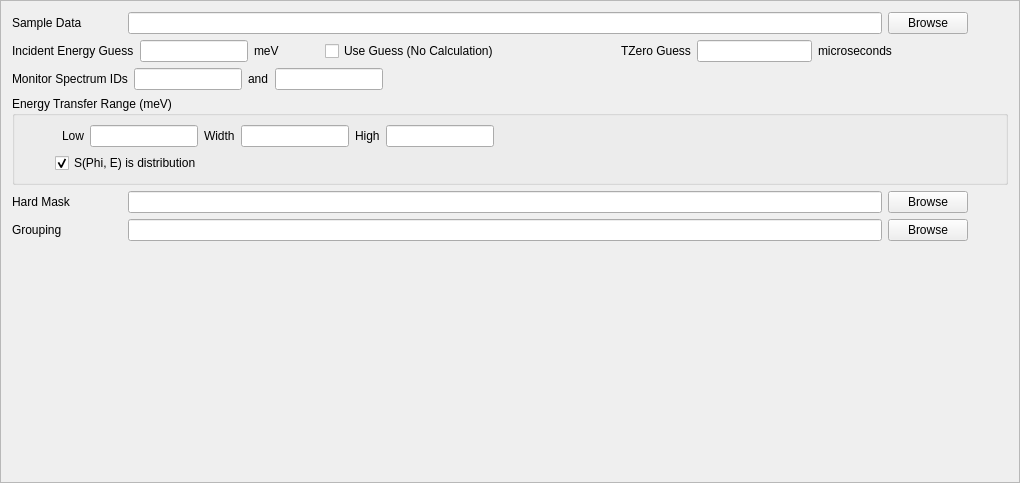
Qt form Code/Mantid/scripts/Interface/ui/inelastic/dgs_sample_setup.ui (mantidproject/mantid) before a commit.
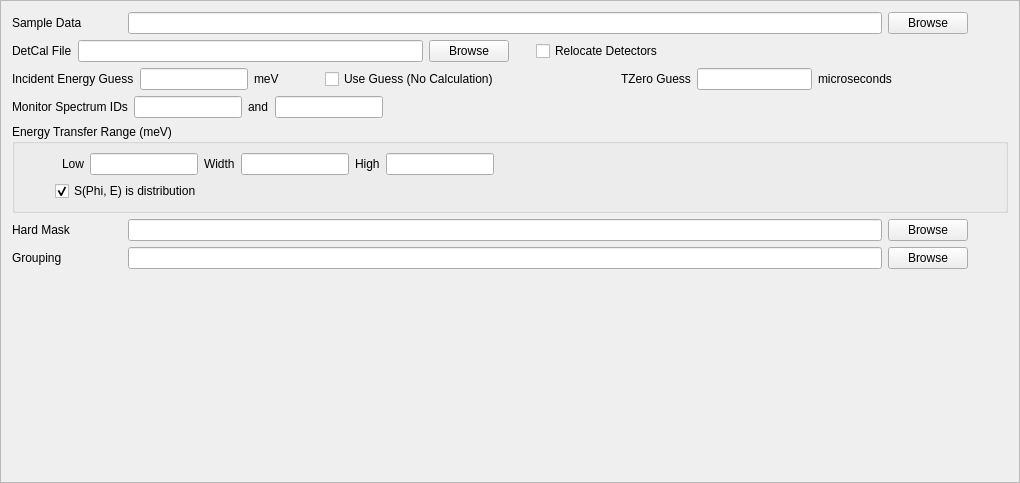
The same form after that commit.

Commit message: Refs #5454. Wiring up detcal file stuff.

Patch:
```diff
--- a/Code/Mantid/scripts/Interface/ui/inelastic/dgs_sample_setup.ui
+++ b/Code/Mantid/scripts/Interface/ui/inelastic/dgs_sample_setup.ui
@@ -63,6 +63,60 @@
      </item>
     </layout>
    </item>
+   <item>
+    <layout class="QHBoxLayout" name="horizontalLayout_8">
+     <item>
+      <widget class="QLabel" name="detcal_label">
+       <property name="text">
+        <string>DetCal File</string>
+       </property>
+      </widget>
+     </item>
+     <item>
+      <widget class="QLineEdit" name="detcal_edit"/>
+     </item>
+     <item>
+      <widget class="QPushButton" name="detcal_browse">
+       <property name="text">
+        <string>Browse</string>
+       </property>
+      </widget>
+     </item>
+     <item>
+      <widget class="QLabel" name="label_3">
+       <property name="minimumSize">
+        <size>
+         <width>15</width>
+         <height>0</height>
+        </size>
+       </property>
+       <property name="text">
+        <string/>
+       </property>
+      </widget>
+     </item>
+     <item>
+      <widget class="QCheckBox" name="relocate_dets_cb">
+       <property name="text">
+        <string>Relocate Detectors</string>
+       </property>
+      </widget>
+     </item>
+     <item>
+      <spacer name="horizontalSpacer_11">
+       <property name="orientation">
+        <enum>Qt::Horizontal</enum>
+       </property>
+       <property name="sizeHint" stdset="0">
+        <size>
+         <width>40</width>
+         <height>20</height>
+        </size>
+       </property>
+      </spacer>
+     </item>
+    </layout>
+   </item>
    <item>
     <layout class="QHBoxLayout" name="horizontalLayout_2">
      <item>
```
The commit also changes 3 other files.
